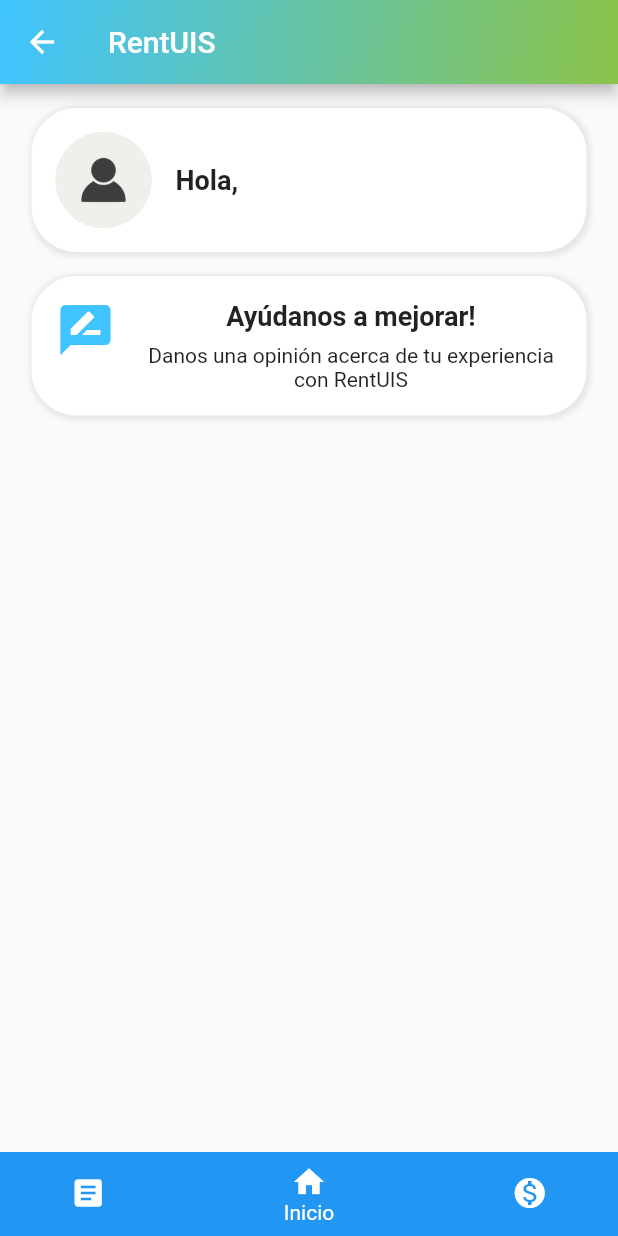
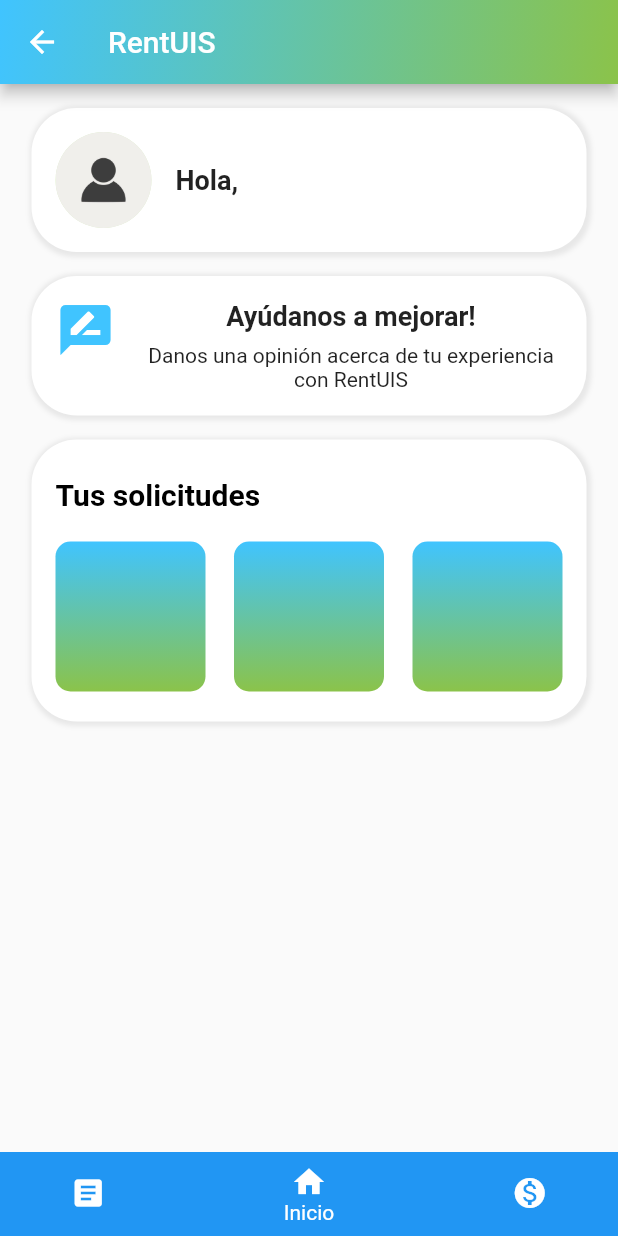
Before and after one commit to Casanova02/Proyecto-RentUIS, a Flutter app: the screen it shows after launch, after a tap on "Iniciar sesión", on a phone screen of 412 x 824 dp. Run offline on Flutter 3.47's test engine with Material 2 defaults, Android fonts, the phone set to English and light mode, and no system bars; our stand-ins replace cloud_firestore, firebase_core, firebase_storage, image_picker; missing offline and left inert: mailer; accounts and stored records are empty.

Commit message:
Actualizacion de la homepage
Se agrego el historial de producto en el homepage

```diff
--- a/rentuis/lib/pages/home_page.dart
+++ b/rentuis/lib/pages/home_page.dart
@@ -51,7 +51,7 @@ class _HomePageState extends State<HomePage> {
     return Scaffold(
       appBar: AppBar(
         flexibleSpace: Container(
-          decoration: BoxDecoration(
+          decoration: const BoxDecoration(
             gradient: LinearGradient(
               colors: [
                 Colors.lightBlueAccent,
@@ -62,16 +62,16 @@ class _HomePageState extends State<HomePage> {
             ),
           ),
         ),
-        title: Text('RentUIS'),
+        title: const Text('RentUIS'),
       ),
       body: Center(
         child: Column(
           crossAxisAlignment: CrossAxisAlignment.start,
           children: [
-            SizedBox(height: 16.0),
+            const SizedBox(height: 16.0),
             Container(
               width: 370,
-              padding: EdgeInsets.all(16.0),
+              padding: const EdgeInsets.all(16.0),
               decoration: BoxDecoration(
                 color: Colors.white,
                 borderRadius: BorderRadius.circular(30),
@@ -79,14 +79,14 @@ class _HomePageState extends State<HomePage> {
                   BoxShadow(
                     blurRadius: 2,
                     spreadRadius: 2,
-                    offset: Offset(1, 1),
+                    offset: const Offset(1, 1),
                     color: Colors.grey.withOpacity(0.2),
                   ),
                 ],
               ),
               child: Row(
                 children: [
-                  CircleAvatar(
+                  const CircleAvatar(
                     radius: 32.0,
                     backgroundImage: AssetImage('assets/profile_placeholder.jpg'), // Utiliza userImageUrl en lugar de 'assets/profile_placeholder.png' si tienes la ruta de la imagen de perfil
                   ),
@@ -94,7 +94,7 @@ class _HomePageState extends State<HomePage> {
                   Row(
                     crossAxisAlignment: CrossAxisAlignment.start,
                     children: [
-                      Text(
+                      const Text(
                         'Hola, ',
                         style: TextStyle(
                           fontSize: 18.0,
@@ -104,7 +104,7 @@ class _HomePageState extends State<HomePage> {
                       SizedBox(height: 4.0),
                       Text(
                         userFullName ?? '',
-                        style: TextStyle(
+                        style: const TextStyle(
                           fontSize: 18.0,
                           fontWeight: FontWeight.bold,
                         ),
@@ -114,10 +114,10 @@ class _HomePageState extends State<HomePage> {
                 ],
               ),
             ),
-            SizedBox(height: 16.0),
+            const SizedBox(height: 16.0),
             Container(
               width: 370,
-              padding: EdgeInsets.all(16.0),
+              padding: const EdgeInsets.all(16.0),
               decoration: BoxDecoration(
                 color: Colors.white,
                 borderRadius: BorderRadius.circular(30),
@@ -125,12 +125,12 @@ class _HomePageState extends State<HomePage> {
                   BoxShadow(
                     blurRadius: 2,
                     spreadRadius: 2,
-                    offset: Offset(1, 1),
+                    offset: const Offset(1, 1),
                     color: Colors.grey.withOpacity(0.2),
                   ),
                 ],
               ),
-              child: Row(
+              child: const Row(
                 crossAxisAlignment: CrossAxisAlignment.start,
                 children: [
                   Icon(
@@ -167,8 +167,53 @@ class _HomePageState extends State<HomePage> {
                 ],
               ),
             ),
-            SizedBox(height: 16.0),
-            Expanded(
+            //Contenedor con el historial
+            const SizedBox(height: 16.0),
+            Container(
+              width: 370,
+              padding: const EdgeInsets.symmetric(horizontal: 16.0,vertical: 20.0),
+              decoration: BoxDecoration(
+                color: Colors.white,
+                borderRadius: BorderRadius.circular(30),
+                boxShadow: [
+                  BoxShadow(
+                    blurRadius: 2,
+                    spreadRadius: 2,
+                    offset: const Offset(1, 1),
+                    color: Colors.grey.withOpacity(0.2),
+                  ),
+                ],
+              ),
+              child: Column(
+                mainAxisAlignment: MainAxisAlignment.spaceBetween,
+                mainAxisSize: MainAxisSize.max,
+                crossAxisAlignment: CrossAxisAlignment.start,
+                children: [
+                  Container(
+                    padding: const EdgeInsets.only(top:5.0,bottom:20),
+                    child:const Text(
+                    "Tus solicitudes",
+                    style: TextStyle(
+                      color:Colors.black,
+                      fontWeight: FontWeight.bold,
+                      fontSize: 20,
+                    ),
+                  ),
+                  ),
+
+                  Row(
+                    mainAxisAlignment: MainAxisAlignment.spaceBetween,
+                    children: [
+                      crearRecuadro(index: 0),
+                      crearRecuadro(index: 1),
+                      crearRecuadro(index: 2),
+                    ],
+                  ),
+                ],
+              ),
+            ),
+            const SizedBox(height: 16.0),
+            const Expanded(
               child: SingleChildScrollView(
                 child: Padding(
                   padding: EdgeInsets.all(16.0),
@@ -227,4 +272,95 @@ class _HomePageState extends State<HomePage> {
       ),
     );
   }
+
+  Widget crearRecuadro({required int index}) {
+    return FutureBuilder<QuerySnapshot>(
+      future: FirebaseFirestore.instance.collection('items').limit(3).get(),
+      builder: (context, snapshot) {
+        if (snapshot.connectionState == ConnectionState.waiting) {
+          return const Center(
+            child: CircularProgressIndicator(),
+          );
+        } else if (snapshot.hasError) {
+          return const Center(
+            child: Text('Error al cargar los datos'),
+          );
+        } else if (snapshot.hasData && snapshot.data!.docs.isNotEmpty) {
+          // Verificar que el índice esté dentro del rango de documentos disponibles
+          if (index >= 0 && index < snapshot.data!.docs.length) {
+            var document = snapshot.data!.docs[index];
+            String imageUrl = document['image'];
+            String itemName = document['name'];
+            return Column(
+              children: [
+                Stack(
+                  children: [
+                    DecoratedBox(
+                      decoration: BoxDecoration(
+                        gradient: const LinearGradient(
+                          begin: Alignment.topCenter,
+                          end: Alignment.bottomCenter,
+                          colors: [Colors.lightBlueAccent, Colors.lightGreen],
+                        ),
+                        borderRadius: BorderRadius.circular(10),
+                      ),
+                      child: Container(
+                        width: 100,
+                        height: 100,
+                      ),
+                    ),
+                    Positioned(
+                      top: 10,
+                      left: 10,
+                      child: Container(
+                        width: 80,
+                        height: 80,
+                        decoration: BoxDecoration(
+                          shape: BoxShape.circle,
+                          border: Border.all(
+                            color: Colors.black,
+                            width: 3,
+                          ),
+                        ),
+                        child: CircleAvatar(
+                          radius: 40,
+                          backgroundColor: Colors.white,
+                          backgroundImage: imageUrl != null ? NetworkImage(imageUrl) : null,
+                        ),
+                      ),
+                    ),
+                  ],
+                ),
+                if (imageUrl != null)
+                  Padding(
+                    padding: const EdgeInsets.only(top: 8.0),
+                    child: Text(
+                      itemName,
+                      style: const TextStyle(
+                        fontWeight: FontWeight.bold,
+                      ),
+                    ),
+                  ),
+              ],
+            );
+          }
+        }
+
+        // Mostrar el contenedor verde sin la imagen si no se encontró el documento o el campo "imageUrl" es null
+        return Container(
+          width: 100,
+          height: 100,
+          decoration: BoxDecoration(
+            gradient: const LinearGradient(
+              begin: Alignment.topCenter,
+              end: Alignment.bottomCenter,
+              colors: [Colors.lightBlueAccent, Colors.lightGreen],
+            ),
+            borderRadius: BorderRadius.circular(10),
+          ),
+        );
+      },
+    );
+  }
+
 }
```
